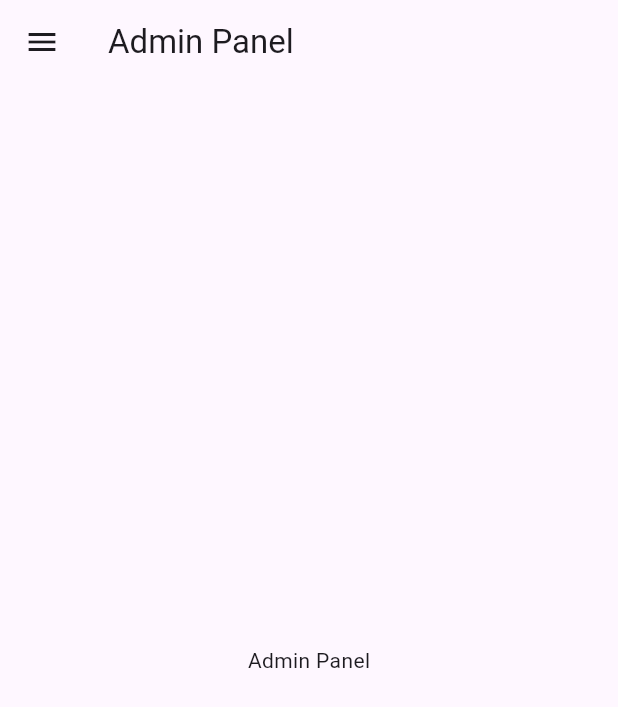
After one commit to tjhoan/app_ecommerce, a Flutter app: the AdminPanel screen opened directly, on a phone screen of 412 x 824 dp. The commit adds this screen. Shown: the top 707 px of the screen. Run offline on Flutter 3.47's test engine with Material 3 defaults, Android fonts, the light colour scheme and no system bars; our stand-ins replace carousel_slider, get, material_design_icons_flutter.

Commit message:
:construction: Creando vista admin_panel

```diff
--- a/lib/main.dart
+++ b/lib/main.dart
@@ -1,4 +1,6 @@
 import 'package:flutter/material.dart';
+// import 'package:project_s6_mobile/screens/home_screen.dart';
+// import 'package:project_s6_mobile/screens/admin_panel.dart';
 import 'screens/signin_screen.dart';
 
 void main() {
--- /dev/null
+++ b/lib/screens/admin_panel.dart
@@ -0,0 +1,58 @@
+import 'package:flutter/material.dart';
+
+class AdminPanel extends StatelessWidget {
+  static final GlobalKey<ScaffoldState> _scaffoldKey = GlobalKey<ScaffoldState>();
+  const AdminPanel({super.key});
+
+  @override
+  Widget build(BuildContext context) {
+    return Scaffold(
+      key: _scaffoldKey,
+      appBar: AppBar(
+        leading: IconButton(
+          icon: const Icon(Icons.menu),
+          onPressed: () => _scaffoldKey.currentState?.openDrawer(),
+        ),
+        title: const Text('Admin Panel'),
+      ),
+      drawer: Drawer(
+        child: ListView(
+          padding: EdgeInsets.zero,
+          children: [
+            const DrawerHeader(
+              decoration: BoxDecoration(
+                color: Colors.blueGrey,
+              ),
+              child: Text('Admin Panel', style: TextStyle(color: Colors.white, fontSize: 24)),
+            ),
+            ListTile(
+              leading: const Icon(Icons.home),
+              title: const Text('Home'),
+              onTap: () {
+                // Handle dashboard navigation
+              },
+            ),
+            ListTile(
+              leading: const Icon(Icons.checkroom),
+              title: const Text('Team'),
+              onTap: () {
+                // Handle team navigation
+              },
+            ),
+            ListTile(
+              leading: const Icon(Icons.list),
+              title: const Text('Marcas'),
+              onTap: () {
+                // Handle chat navigation
+              },
+            ),
+            // Add more menu items here
+          ],
+        ),
+      ),
+      body: const Center(
+        child: Text('Admin Panel'),
+      ),
+    );
+  }
+}
```
